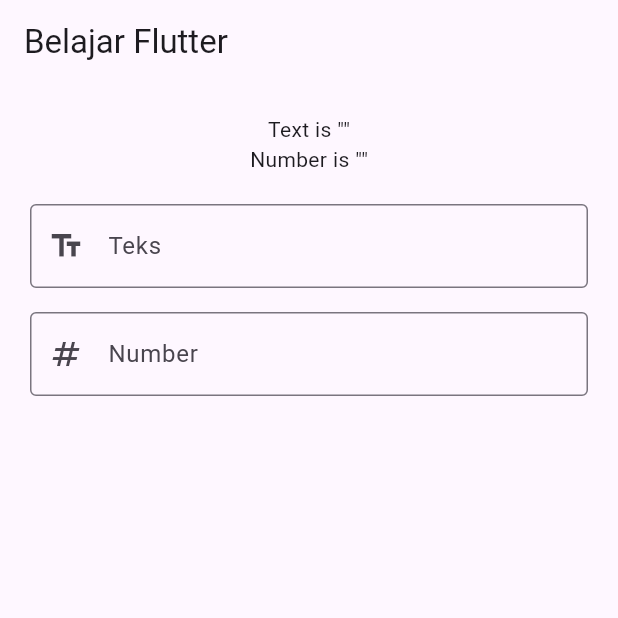
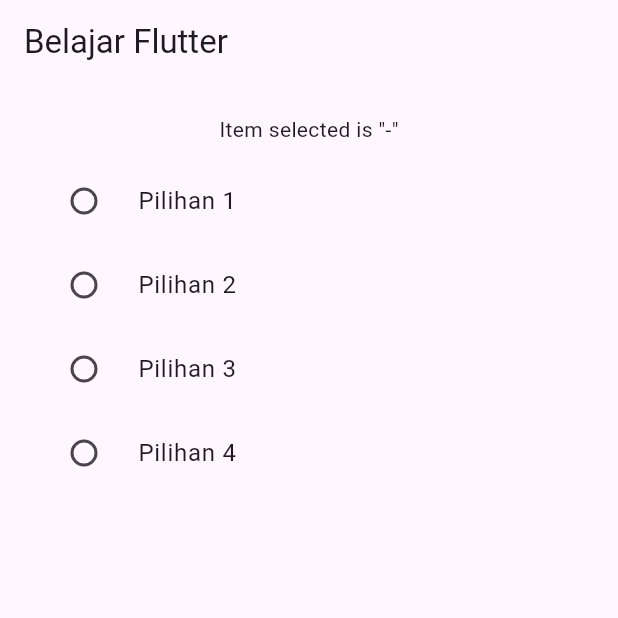
Before and after one commit to fauzan2720/learn-widget-flutter, a Flutter app: the screen it shows after launch, on a phone screen of 412 x 824 dp, the top half of it. Run offline on Flutter 3.47's test engine with Material 3 defaults, Android fonts, the phone set to English and light mode, and no system bars.

Commit message:
widget radio button

```diff
--- /dev/null
+++ b/lib/day2/form/radio_button.dart
@@ -0,0 +1,34 @@
+import 'package:flutter/material.dart';
+
+class RadioButtonWidget extends StatefulWidget {
+  const RadioButtonWidget({super.key});
+
+  @override
+  State<RadioButtonWidget> createState() => _RadioButtonWidgetState();
+}
+
+class _RadioButtonWidgetState extends State<RadioButtonWidget> {
+  final items = ['Pilihan 1', 'Pilihan 2', 'Pilihan 3', 'Pilihan 4'];
+  String selectedValue = '-';
+
+  @override
+  Widget build(BuildContext context) {
+    return Column(
+      children: [
+        Text('Item selected is "$selectedValue"'),
+        const SizedBox(height: 10.0),
+        ...items
+            .map((item) => RadioListTile<String>(
+                  title: Text(item),
+                  value: item,
+                  groupValue: selectedValue,
+                  onChanged: (value) {
+                    selectedValue = value!;
+                    setState(() {});
+                  },
+                ))
+            .toList(),
+      ],
+    );
+  }
+}
--- a/lib/home_page.dart
+++ b/lib/home_page.dart
@@ -1,5 +1,5 @@
 import 'package:flutter/material.dart';
-import 'package:learn_flutter/day2/form/text_form_field.dart';
+import 'package:learn_flutter/day2/form/radio_button.dart';
 
 class HomePage extends StatelessWidget {
   const HomePage({super.key});
@@ -12,7 +12,7 @@ class HomePage extends StatelessWidget {
       ),
       body: const Padding(
         padding: EdgeInsets.all(20.0),
-        child: TextFormFielWidget(),
+        child: RadioButtonWidget(),
       ),
     );
   }
```
